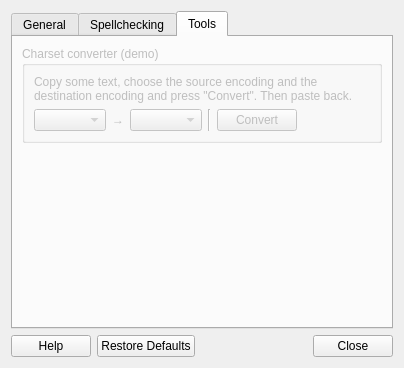
Old version of the form config-gui/controller.ui in the repository BoGoEngine/ibus-bogo.
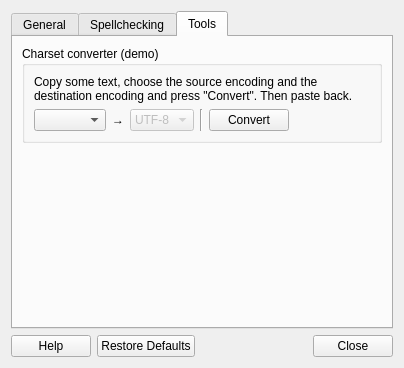
New version of the form.

Commit message: Integrate vncharsets into the GUI tool

```diff
--- a/config-gui/controller.ui
+++ b/config-gui/controller.ui
@@ -158,7 +158,7 @@
      </widget>
      <widget class="QWidget" name="tab_3">
       <property name="enabled">
-       <bool>false</bool>
+       <bool>true</bool>
       </property>
       <attribute name="title">
        <string>Tools</string>
@@ -214,7 +214,16 @@
              </widget>
             </item>
             <item>
-             <widget class="QComboBox" name="comboBox"/>
+             <widget class="QComboBox" name="destCharsetCombo">
+              <property name="enabled">
+               <bool>false</bool>
+              </property>
+              <item>
+               <property name="text">
+                <string>UTF-8</string>
+               </property>
+              </item>
+             </widget>
             </item>
             <item>
              <widget class="Line" name="line_2">
```
Left out of the diff: 4 changed lines with no effect on the pictures. The commit also changes 2 other files.
